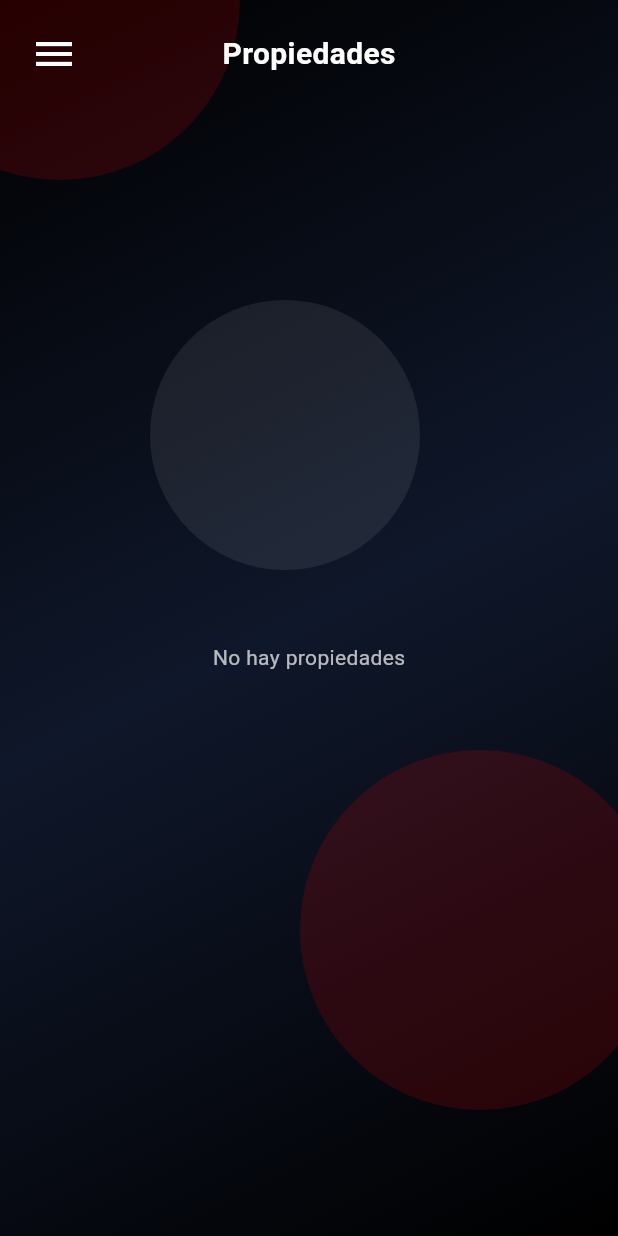
After one commit to sebastianTFRB/FrontendMobile_reto3, a Flutter app: the PropertyListScreen screen opened directly, on a phone screen of 412 x 824 dp. The commit adds this screen. Run offline on Flutter 3.47's test engine with Material 3 defaults, Android fonts, the phone set to English and light mode, and no system bars; our stand-ins replace fl_chart, image_picker, shared_preferences, supabase_flutter; accounts and stored records are empty.

Commit message:
subo propiedades

```diff
--- /dev/null
+++ b/reto_obile/lib/models/propiety_model.dart
@@ -0,0 +1,66 @@
+class Property {
+  final int id;
+  final int agencyId;
+  final String title;
+  final String? description;
+  final double price;
+  final String? area;
+  final String? location;
+  final int bedrooms;
+  final int bathrooms;
+  final String? status;
+  final String? propertyType;
+  final bool parking;
+  final List<dynamic>? photos;
+
+  Property({
+    required this.id,
+    required this.agencyId,
+    required this.title,
+    this.description,
+    required this.price,
+    this.area,
+    this.location,
+    required this.bedrooms,
+    required this.bathrooms,
+    this.status,
+    this.propertyType,
+    required this.parking,
+    this.photos,
+  });
+
+  factory Property.fromMap(Map<String, dynamic> map) {
+    return Property(
+      id: map['id'] ?? 0,
+      agencyId: map['agency_id'] ?? 0,
+      title: map['title'] ?? '',
+      description: map['description'] as String?,
+      price: (map['price'] != null ? (map['price'] as num).toDouble() : 0.0),
+      area: map['area'] as String?,
+      location: map['location'] as String?,
+      bedrooms: map['bedrooms'] ?? 0,
+      bathrooms: map['bathrooms'] ?? 0,
+      status: map['status'] as String?,
+      propertyType: map['property_type'] as String?,
+      parking: map['parking'] ?? false,
+      photos: map['photos'] as List<dynamic>?,
+    );
+  }
+
+  Map<String, dynamic> toMap() {
+    return {
+      'agency_id': agencyId,
+      'title': title,
+      'description': description,
+      'price': price,
+      'area': area,
+      'location': location,
+      'bedrooms': bedrooms,
+      'bathrooms': bathrooms,
+      'status': status,
+      'property_type': propertyType,
+      'parking': parking,
+      'photos': photos,
+    };
+  }
+}
--- /dev/null
+++ b/reto_obile/lib/screens/PropertiesScreen.dart
@@ -0,0 +1,152 @@
+import 'package:flutter/material.dart';
+import 'package:reto_obile/models/propiety_model.dart';
+import 'package:reto_obile/services/propety_service.dart';
+import '../widgets/BlurCircle.dart';
+import '../widgets/AppHeader.dart';
+import '../widgets/SideMenu.dart';
+
+class PropertyListScreen extends StatefulWidget {
+  const PropertyListScreen({Key? key}) : super(key: key);
+
+  @override
+  State<PropertyListScreen> createState() => _PropertyListScreenState();
+}
+
+class _PropertyListScreenState extends State<PropertyListScreen> {
+  late Future<List<Property>> _propertiesFuture;
+  final propertyService = PropertyService();
+  final GlobalKey<ScaffoldState> _scaffoldKey = GlobalKey<ScaffoldState>();
+
+  @override
+  void initState() {
+    super.initState();
+    _propertiesFuture = propertyService.getAllProperties();
+  }
+
+  @override
+  Widget build(BuildContext context) {
+    return Scaffold(
+      key: _scaffoldKey,
+      drawer: const SideMenu(), // ✅ Aquí usamos tu widget SideMenu
+      body: Stack(
+        children: [
+          // Fondo gradiente
+          Container(
+            decoration: const BoxDecoration(
+              gradient: LinearGradient(
+                colors: [Colors.black, Color(0xFF0f172a), Colors.black],
+                begin: Alignment.topLeft,
+                end: Alignment.bottomRight,
+              ),
+            ),
+          ),
+
+          // Círculos difuminados
+          const BlurCircle(width: 240, height: 240, color: Color.fromRGBO(255,0,0,0.15), top: -120, left: -80),
+          const BlurCircle(width: 240, height: 240, color: Color.fromRGBO(255,0,0,0.15), top: 500, left: 200),
+          const BlurCircle(width: 180, height: 180, color: Color.fromRGBO(255,255,255,0.08), top: 200, left: 100),
+
+          // Contenido principal
+          SafeArea(
+            child: Padding(
+              padding: const EdgeInsets.all(20),
+              child: Column(
+                crossAxisAlignment: CrossAxisAlignment.start,
+                children: [
+                  AppHeader(
+                    title: "Propiedades",
+                    onMenuTap: () => _scaffoldKey.currentState?.openDrawer(),
+                  ),
+                  const SizedBox(height: 20),
+
+                  Expanded(
+                    child: FutureBuilder<List<Property>>(
+                      future: _propertiesFuture,
+                      builder: (context, snapshot) {
+                        if (snapshot.connectionState == ConnectionState.waiting) {
+                          return const Center(child: CircularProgressIndicator(color: Colors.red));
+                        } else if (snapshot.hasError) {
+                          return Center(
+                            child: Text(
+                              'Error: ${snapshot.error}',
+                              style: const TextStyle(color: Colors.redAccent),
+                            ),
+                          );
+                        } else if (!snapshot.hasData || snapshot.data!.isEmpty) {
+                          return const Center(
+                            child: Text(
+                              'No hay propiedades',
+                              style: TextStyle(color: Colors.white70),
+                            ),
+                          );
+                        }
+
+                        final properties = snapshot.data!;
+                        return ListView.builder(
+                          itemCount: properties.length,
+                          itemBuilder: (context, index) {
+                            final property = properties[index];
+                            return _propertyCard(property);
+                          },
+                        );
+                      },
+                    ),
+                  ),
+                ],
+              ),
+            ),
+          ),
+        ],
+      ),
+    );
+  }
+
+  Widget _propertyCard(Property property) {
+    return GestureDetector(
+      onTap: () {
+        // Aquí puedes navegar al detalle de la propiedad
+      },
+      child: Container(
+        margin: const EdgeInsets.symmetric(vertical: 8),
+        padding: const EdgeInsets.all(16),
+        decoration: BoxDecoration(
+          color: Colors.black.withOpacity(0.4),
+          borderRadius: BorderRadius.circular(20),
+          border: Border.all(color: Colors.red.withOpacity(0.3)),
+        ),
+        child: Column(
+          crossAxisAlignment: CrossAxisAlignment.start,
+          children: [
+            Text(
+              property.title,
+              style: const TextStyle(
+                color: Colors.white,
+                fontSize: 18,
+                fontWeight: FontWeight.bold,
+              ),
+            ),
+            const SizedBox(height: 4),
+            Text(
+              property.location ?? '',
+              style: const TextStyle(color: Colors.grey, fontSize: 14),
+            ),
+            const SizedBox(height: 8),
+            Row(
+              mainAxisAlignment: MainAxisAlignment.spaceBetween,
+              children: [
+                Text(
+                  '\$${property.price.toStringAsFixed(0)}',
+                  style: const TextStyle(color: Colors.redAccent, fontWeight: FontWeight.bold),
+                ),
+                Text(
+                  '${property.bedrooms} hab. • ${property.bathrooms} baños',
+                  style: const TextStyle(color: Colors.white70),
+                ),
+              ],
+            ),
+          ],
+        ),
+      ),
+    );
+  }
+}
```
Also changed, not shown: reto_obile/lib/services/propety_service.dart (added, +107 -0 lines), reto_obile/lib/widgets/SideMenu.dart (+7 -0 lines).
